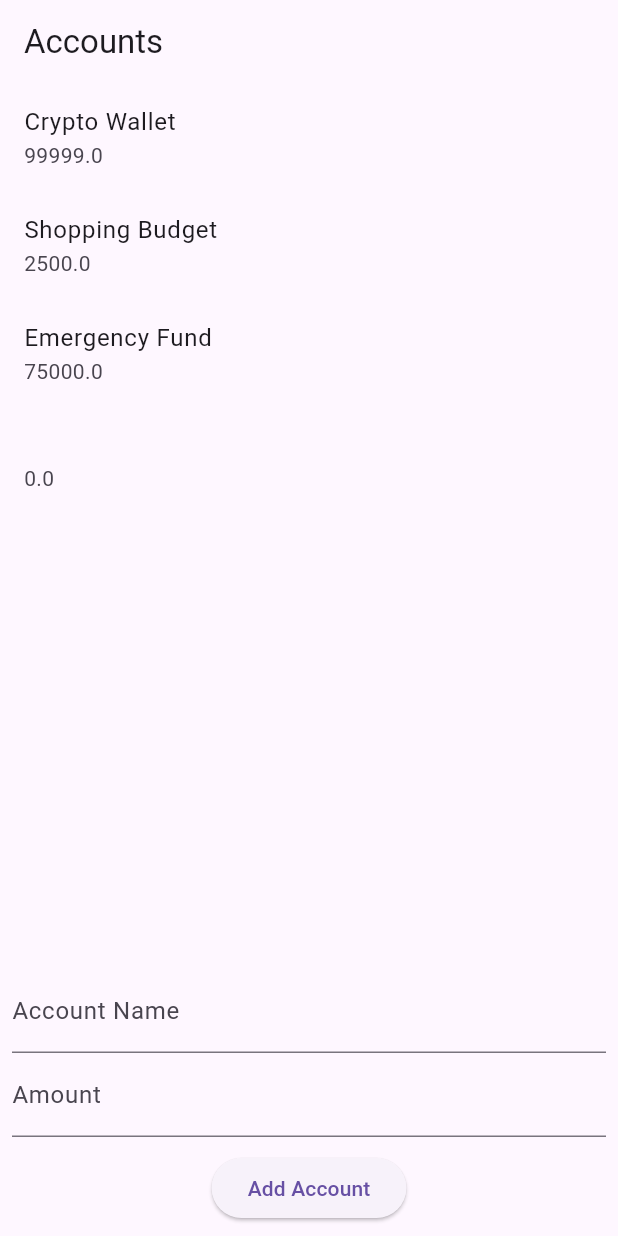
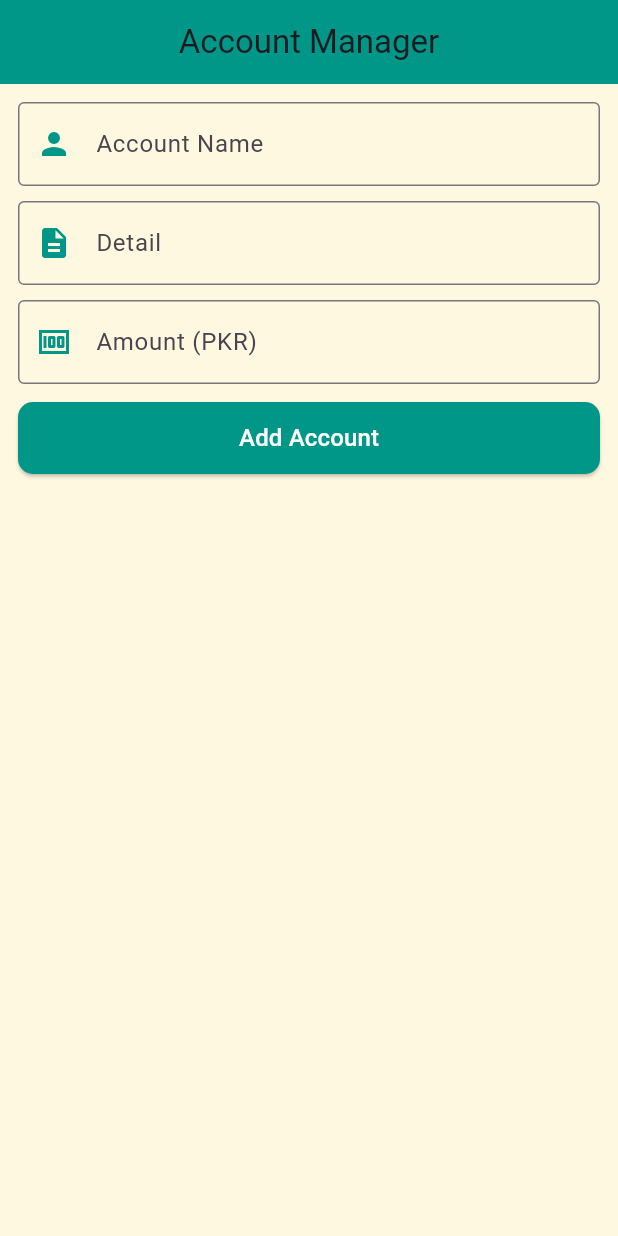
Before and after one commit to AsadAli11704/flutter-account-manager, a Flutter app: the screen it shows after launch, after a tap on "Add Account", on a phone screen of 412 x 824 dp. Run offline on Flutter 3.47's test engine with Material 3 defaults, Android fonts, the phone set to English and light mode, and no system bars.

Commit message:
UI Enhacement+Provider integeration

```diff
--- a/lib/main.dart
+++ b/lib/main.dart
@@ -1,19 +1,24 @@
 import 'package:flutter/material.dart';
+import 'package:provider/provider.dart';
+import 'package:account_manager/providers/account_provider.dart';
 import 'package:account_manager/screens/account_screen.dart';
 
 void main() {
-  runApp(const MyApp());
+  runApp(
+    ChangeNotifierProvider(
+      create: (context) => AccountProvider(),
+      child: MyApp(),
+    ),
+  );
 }
 
 class MyApp extends StatelessWidget {
-  const MyApp({super.key});
-
   @override
   Widget build(BuildContext context) {
-    return const MaterialApp(
+    return MaterialApp(
       debugShowCheckedModeBanner: false,
-      title: "Account Manager",
-      home: AccountScreen(), //
+      title: 'Account Manager',
+      home: AccountScreen(),
     );
   }
 }
--- a/lib/models/account_model.dart
+++ b/lib/models/account_model.dart
@@ -1,9 +1,11 @@
 class Account {
   final String name;
+  final String detail;
   final double amount;
 
   Account({
     required this.name,
+    required this.detail,
     required this.amount,
   });
 }
--- /dev/null
+++ b/lib/providers/account_provider.dart
@@ -0,0 +1,18 @@
+import 'package:flutter/foundation.dart';
+import 'package:account_manager/models/account_model.dart';
+
+class AccountProvider with ChangeNotifier {
+  final List<Account> _accounts = [];
+
+  List<Account> get accounts => _accounts;
+
+  void addAccount(Account account) {
+    _accounts.add(account);
+    notifyListeners();
+  }
+
+  void removeAccount(int index) {
+    _accounts.removeAt(index);
+    notifyListeners();
+  }
+}
--- a/lib/screens/account_screen.dart
+++ b/lib/screens/account_screen.dart
@@ -1,73 +1,150 @@
 import 'package:flutter/material.dart';
-import 'package:account_manager/models/account_model.dart';
+import 'package:provider/provider.dart';
+import '../models/account_model.dart';
+import '../providers/account_provider.dart';
 
 class AccountScreen extends StatefulWidget {
   const AccountScreen({super.key});
 
   @override
-  AccountScreenState createState() => AccountScreenState();
+  State<AccountScreen> createState() => _AccountScreenState();
 }
 
-class AccountScreenState extends State<AccountScreen> {
-  final List<Account> accounts = [
-    Account(name: "Crypto Wallet", amount: 99999),
-    Account(name: "Shopping Budget", amount: 2500),
-    Account(name: "Emergency Fund", amount: 75000),
-  ];
-
-  final TextEditingController nameController = TextEditingController();
-  final TextEditingController amountController = TextEditingController();
-
-  void addAccount() {
-    setState(() {
-      accounts.add(Account(
-        name: nameController.text,
-        amount: double.tryParse(amountController.text) ?? 0, // CHANGED: Parse to double
-      ));
-      nameController.clear();
-      amountController.clear();
-    });
-  }
+class _AccountScreenState extends State<AccountScreen> {
+  final TextEditingController _nameController = TextEditingController();
+  final TextEditingController _detailController = TextEditingController();
+  final TextEditingController _amountController = TextEditingController();
 
   @override
   Widget build(BuildContext context) {
+    final accountProvider = Provider.of<AccountProvider>(context);
+
     return Scaffold(
+      backgroundColor: const Color(0xFFFFF8E1), // 🌙 Eye-friendly warm yellow
       appBar: AppBar(
-        title: const Text('Accounts'),
+        title: const Text("Account Manager"),
+        centerTitle: true,
+        backgroundColor: Colors.teal, // 🌟 Solid color (NO gradient)
       ),
       body: Column(
         children: [
-          Expanded(
-            child: ListView.builder(
-              itemCount: accounts.length,
-              itemBuilder: (context, index) {
-                final account = accounts[index];
-                return ListTile(
-                  title: Text(account.name),
-                  subtitle: Text(account.amount.toString()), // CHANGED: Fixed type issue
-                );
-              },
-            ),
-          ),
+          // --------- Input Fields ----------
           Padding(
-            padding: const EdgeInsets.all(8.0),
+            padding: const EdgeInsets.all(12.0),
             child: Column(
               children: [
                 TextField(
-                  controller: nameController,
-                  decoration: const InputDecoration(labelText: 'Account Name'),
-                ),
-                TextField(
-                  controller: amountController,
-                  keyboardType: TextInputType.number,
-                  decoration: const InputDecoration(labelText: 'Amount'),
+                  controller: _nameController,
+                  decoration: const InputDecoration(
+                    prefixIcon: Icon(Icons.person, color: Colors.teal),
+                    labelText: "Account Name",
+                    border: OutlineInputBorder(),
+                  ),
                 ),
                 const SizedBox(height: 10),
-                ElevatedButton(
-                  onPressed: addAccount,
-                  child: const Text('Add Account'),
+                TextField(
+                  controller: _detailController,
+                  decoration: const InputDecoration(
+                    prefixIcon: Icon(Icons.description, color: Colors.teal),
+                    labelText: "Detail",
+                    border: OutlineInputBorder(),
+                  ),
+                ),
+                const SizedBox(height: 10),
+                TextField(
+                  controller: _amountController,
+                  keyboardType: TextInputType.number,
+                  decoration: const InputDecoration(
+                    prefixIcon: Icon(Icons.money, color: Colors.teal),
+                    labelText: "Amount (PKR)",
+                    border: OutlineInputBorder(),
+                  ),
+                ),
+                const SizedBox(height: 12),
+
+                // 🌟 Solid Color Button
+                SizedBox(
+                  width: double.infinity,
+                  height: 48,
+                  child: ElevatedButton(
+                    onPressed: () {
+                      final name = _nameController.text;
+                      final detail = _detailController.text;
+                      final amount = double.tryParse(_amountController.text);
+
+                      if (name.isNotEmpty && amount != null) {
+                        accountProvider.addAccount(
+                          Account(
+                            name: name,
+                            detail: detail,
+                            amount: amount,
+                          ),
+                        );
+                        _nameController.clear();
+                        _detailController.clear();
+                        _amountController.clear();
+                      }
+                    },
+                    style: ElevatedButton.styleFrom(
+                      backgroundColor: Colors.teal, // ✅ Contrast solid color
+                      foregroundColor: Colors.white,
+                      shape: RoundedRectangleBorder(
+                        borderRadius: BorderRadius.circular(10),
+                      ),
+                    ),
+                    child: const Text("Add Account",
+                        style: TextStyle(fontSize: 16)),
+                  ),
                 ),
               ],
+            ),
+          ),
+
+          // --------- Accounts List ----------
+          Expanded(
+            child: ListView.builder(
+              itemCount: accountProvider.accounts.length,
+              itemBuilder: (context, index) {
+                final account = accountProvider.accounts[index];
+
+                // 🎨 Color logic for amount
+                Color amountColor;
+                if (account.amount >= 10000) {
+                  amountColor = Colors.pinkAccent;
+                } else if (account.amount >= 5000) {
+                  amountColor = Colors.green;
+                } else {
+                  amountColor = Colors.blue;
+                }
+
+                return Card(
+                  margin:
+                  const EdgeInsets.symmetric(horizontal: 12, vertical: 6),
+                  elevation: 4,
+                  shape: RoundedRectangleBorder(
+                    borderRadius: BorderRadius.circular(12),
+                  ),
+                  child: ListTile(
+                    leading: const Icon(
+                      Icons.account_balance_wallet_rounded,
+                      color: Colors.teal,
+                    ), // 💰 Wallet Icon
+                    title: Text(
+                      account.name,
+                      style: const TextStyle(
+                          fontWeight: FontWeight.bold, fontSize: 16),
+                    ),
+                    subtitle: Text(account.detail),
+                    trailing: Text(
+                      "PKR ${account.amount.toStringAsFixed(0)}",
+                      style: TextStyle(
+                          color: amountColor,
+                          fontWeight: FontWeight.bold,
+                          fontSize: 16),
+                    ),
+                  ),
+                );
+              },
             ),
           ),
         ],
--- a/pubspec.yaml
+++ b/pubspec.yaml
@@ -30,6 +30,7 @@ environment:
 dependencies:
   flutter:
     sdk: flutter
+  provider: ^6.1.2
 
 
   # The following adds the Cupertino Icons font to your application.
```
Also changed, not shown: pubspec.lock.
